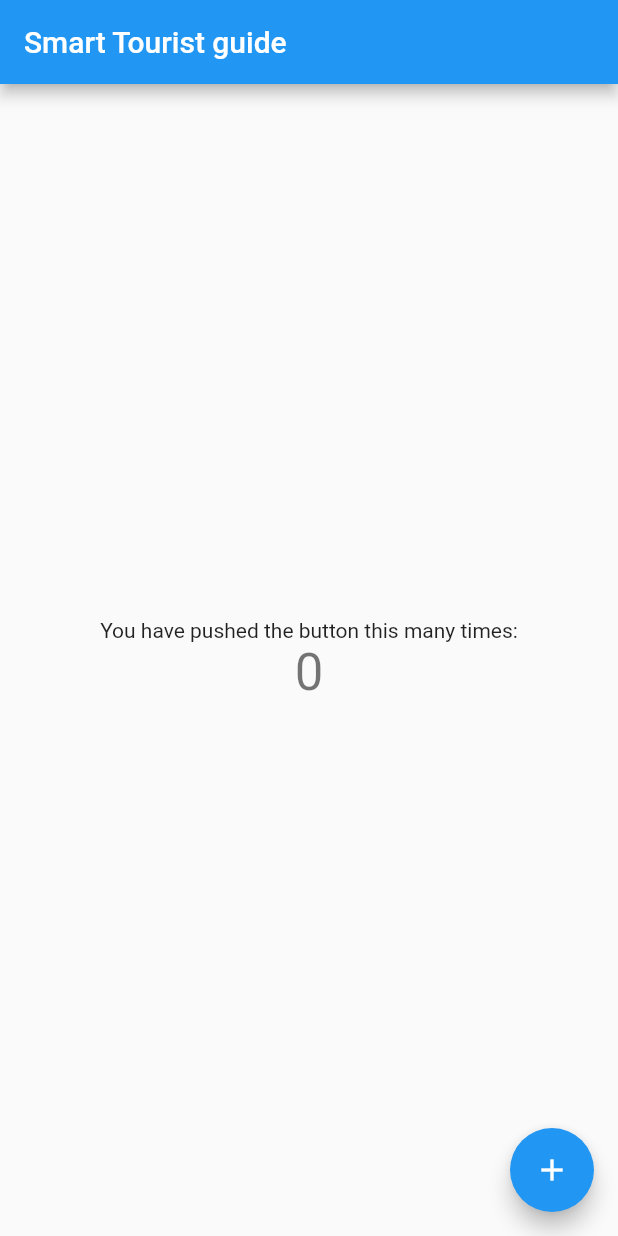
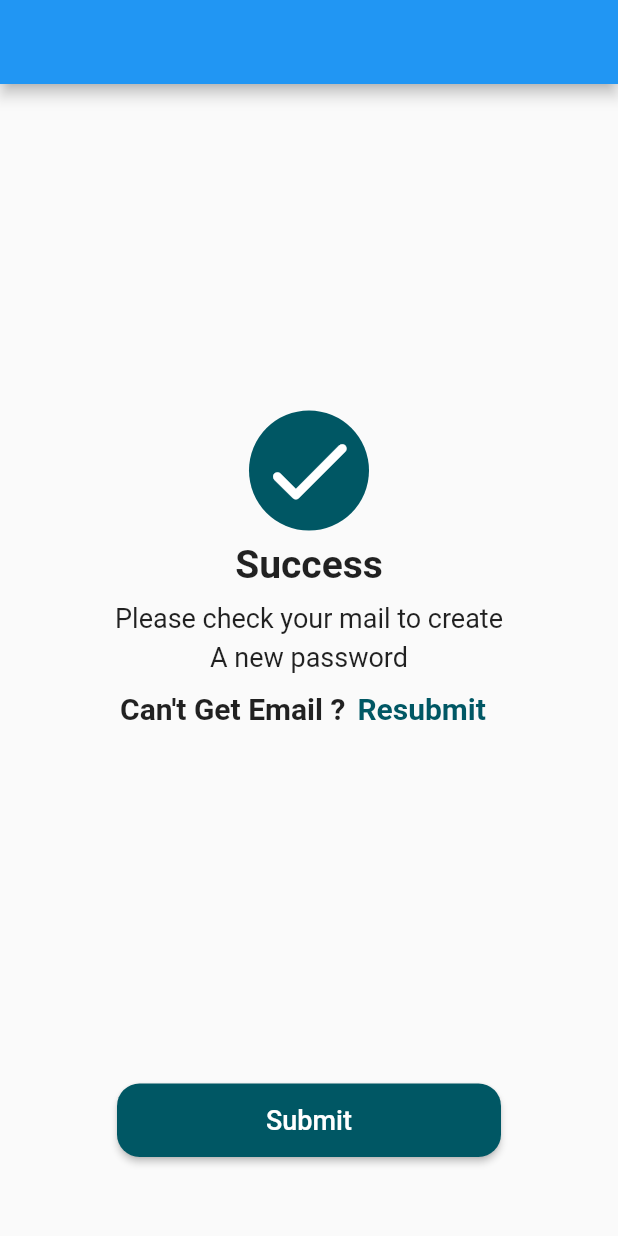
Before and after one commit to hassanamer/GraduationProject, a Flutter app: the screen it shows after launch, on a phone screen of 412 x 824 dp. Run offline on Flutter 3.47's test engine with Material 2 defaults, Android fonts, the light colour scheme and no system bars.

Commit message:
SucssesScreens

```diff
--- a/lib/main.dart
+++ b/lib/main.dart
@@ -1,4 +1,7 @@
 import 'package:flutter/material.dart';
+import 'package:smarttouristguide/modules/home/sucsses_screen2.dart';
+
+import 'modules/home/home_screen.dart';
 
 void main() {
   runApp(const MyApp());
@@ -16,7 +19,7 @@ class MyApp extends StatelessWidget {
       theme: ThemeData(
         primarySwatch: Colors.blue,
       ),
-      home: const MyHomePage(title: 'Smart Tourist guide'),
+      home:   SuccessScreen(),
     );
   }
 }
--- a/lib/modules/home/home_screen.dart
+++ b/lib/modules/home/home_screen.dart
@@ -0,0 +1,113 @@
+import 'package:flutter/material.dart';
+import 'package:smarttouristguide/shared/styles/colors.dart';
+
+class SuccessScreen extends StatelessWidget {
+  @override
+  Widget build(BuildContext context) {
+    return Scaffold(
+      appBar: AppBar(),
+      body: Stack(
+        children: [
+          Column(
+            children: [
+              Expanded(
+                  flex: 6,
+                  child: Center(
+                    child: Padding(
+                      padding: const EdgeInsets.all(8.0),
+                      child: Column(
+                        mainAxisAlignment: MainAxisAlignment.center,
+                        children: [
+                          CircleAvatar(
+                            foregroundColor: Colors.white,
+                            backgroundColor: AppColors.primaryColor,
+                            child: Icon(
+                              Icons.done_rounded,
+                              size: 70.0,
+                            ),
+                            radius: 40.0,
+                          ),
+                          SizedBox(
+                            height: 8.0,
+                          ),
+                          Text(
+                            "Success",
+                            style: TextStyle(
+                                fontSize: 26.0, fontWeight: FontWeight.bold),
+                          ),
+                          SizedBox(
+                            height: 10.0,
+                          ),
+                          Text(
+                            "Please check your mail to create",
+                            style: TextStyle(
+                                fontSize: 18.0, fontWeight: FontWeight.normal),
+                          ),
+                          SizedBox(
+                            height: 5.0,
+                          ),
+                          Text(
+                            "A new password",
+                            style: TextStyle(
+                                fontSize: 18.0, fontWeight: FontWeight.normal),
+                          ),
+                          Row(
+                            mainAxisAlignment: MainAxisAlignment.center,
+                            children: [
+                              Center(
+                                child: Text(
+                                  'Can\'t Get Email ?',
+                                  style: TextStyle(
+                                      fontSize: 20.0,
+                                      fontWeight: FontWeight.bold),
+                                ),
+                              ),
+                              TextButton(
+                                  onPressed: () {},
+                                  child: Text('Resubmit',
+                                      style: TextStyle(
+                                          fontSize: 20.0,
+                                          color: AppColors.primaryColor,
+                                          fontWeight: FontWeight.bold)))
+                            ],
+                          )
+                        ],
+                      ),
+                    ),
+                  )),
+              Expanded(
+                flex: 1,
+                child: Column(
+                  children: [
+                    Padding(
+                      padding: const EdgeInsets.all(8.0),
+                      child: Container(
+                        width: 256.0,
+                        height: 49.0,
+                        child: ElevatedButton(
+                          onPressed: () {},
+                          child: Text(
+                            'Submit',
+                            style: TextStyle(fontSize: 18.0),
+                          ),
+                          style: ButtonStyle(
+                              backgroundColor: MaterialStateProperty.all<Color>(
+                                  AppColors.primaryColor),
+                              shape: MaterialStateProperty.all<
+                                  RoundedRectangleBorder>(
+                                  RoundedRectangleBorder(
+                                      borderRadius:
+                                      BorderRadius.circular(15.0)))),
+                        ),
+                      ),
+                    )
+                  ],
+                ),
+              ),
+            ],
+          ),
+        ],
+      ),
+    );
+  }
+}
```
Also changed, not shown: lib/sucsses_project.dart (added), 3 other files.
